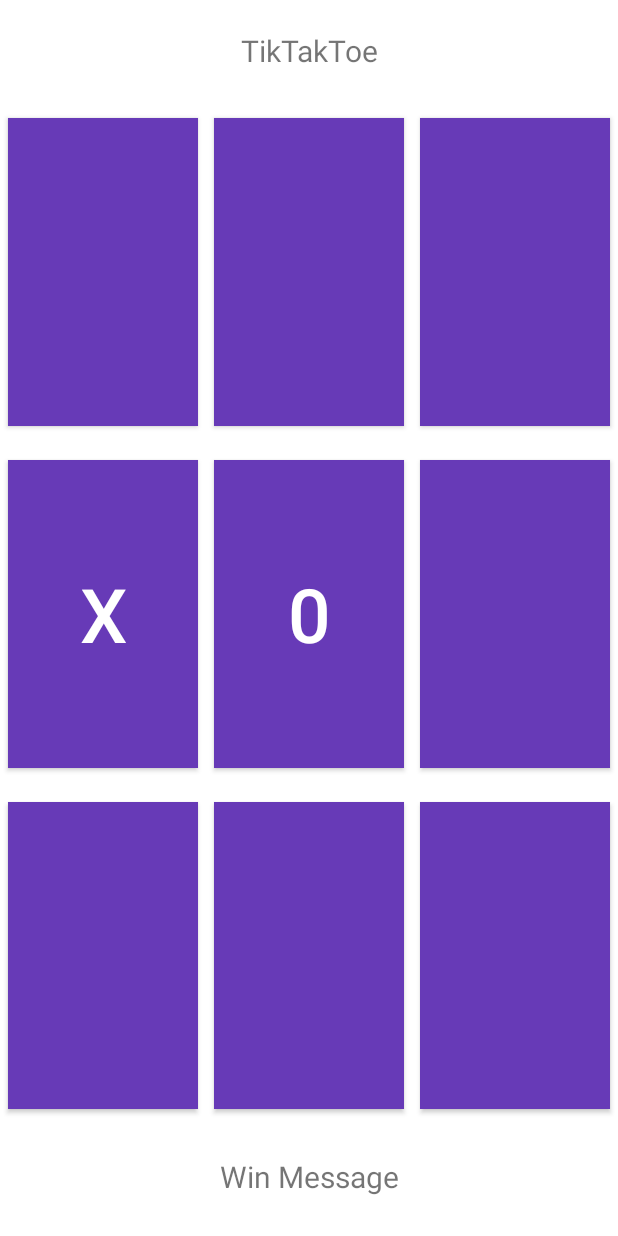
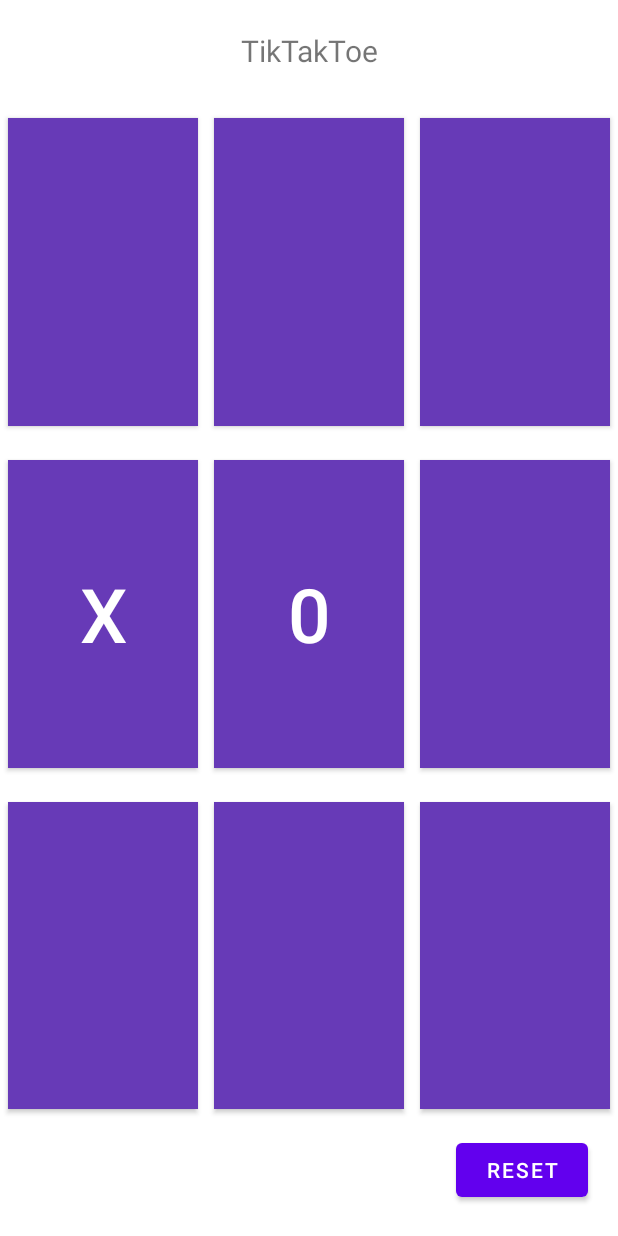
Before and after one commit to GaertnerK/WMC, an Android app: the MainActivity screen opened directly, with no data from a screen before it, after a tap on an icon or button, on a phone screen of 412 x 824 dp. Run offline under Robolectric (Android 15) with nearby library versions, the phone set to English and light mode, and no system bars; 2 other taps on this screen came first.

Commit message:
Reset button is working

```diff
--- a/AndroidStudio/app/src/main/java/at/htlgkr/tiktaktoe/Logic.java
+++ b/AndroidStudio/app/src/main/java/at/htlgkr/tiktaktoe/Logic.java
@@ -80,6 +80,30 @@ public class Logic {
         }
 
         for (int i = 0; i < gameField.getField().length; i++){
+            for (int j = 0; j < gameField.getField()[i].length; j++){
+                if (gameField.getField()[j][i].equals("X")){
+                    counter++;
+                }
+            }
+            if (counter == 3){
+                return true;
+            }
+            counter = 0;
+        }
+
+        for (int i = 0; i < gameField.getField().length; i++){
+            for (int j = 0; j < gameField.getField()[i].length; j++){
+                if (gameField.getField()[j][i].equals("0")){
+                    counter++;
+                }
+            }
+            if (counter == 3){
+                return true;
+            }
+            counter = 0;
+        }
+
+        for (int i = 0; i < gameField.getField().length; i++){
             if (gameField.getField()[i][i].equals("X")){
                 counter++;
             }
--- a/AndroidStudio/app/src/main/res/layout/activity_main.xml
+++ b/AndroidStudio/app/src/main/res/layout/activity_main.xml
@@ -173,10 +173,19 @@
         android:layout_width="wrap_content"
         android:layout_height="wrap_content"
         android:layout_marginBottom="26dp"
-        android:text="Win Message"
         android:textSize="20dp"
         app:layout_constraintBottom_toBottomOf="parent"
         app:layout_constraintEnd_toEndOf="parent"
         app:layout_constraintStart_toStartOf="parent" />
 
+    <Button
+        android:id="@+id/bt_reset"
+        android:layout_width="wrap_content"
+        android:layout_height="wrap_content"
+        android:layout_marginEnd="20dp"
+        android:layout_marginBottom="20dp"
+        android:text="Reset"
+        app:layout_constraintBottom_toBottomOf="parent"
+        app:layout_constraintEnd_toEndOf="parent" />
+
 </androidx.constraintlayout.widget.ConstraintLayout>
```
Also changed, not shown: AndroidStudio/app/src/main/java/at/htlgkr/tiktaktoe/MainActivity.java (+38 -0 lines).
